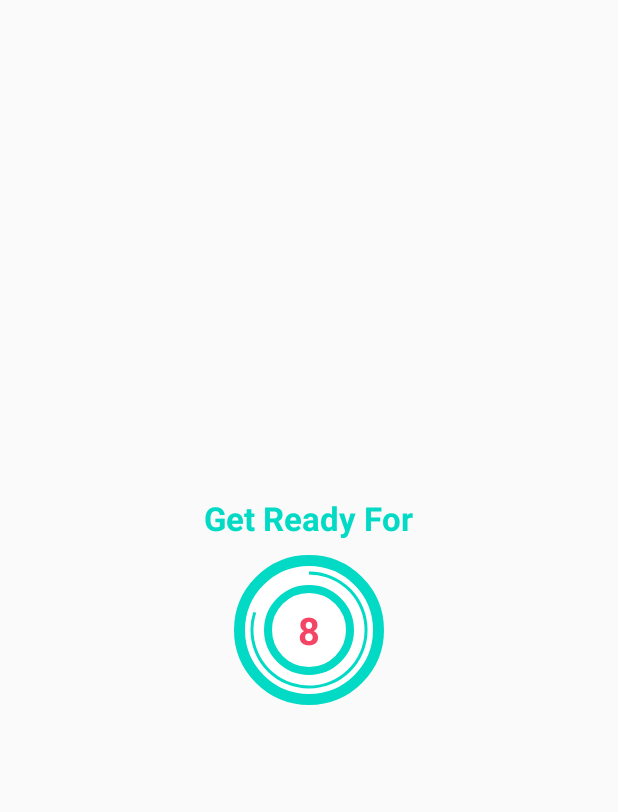
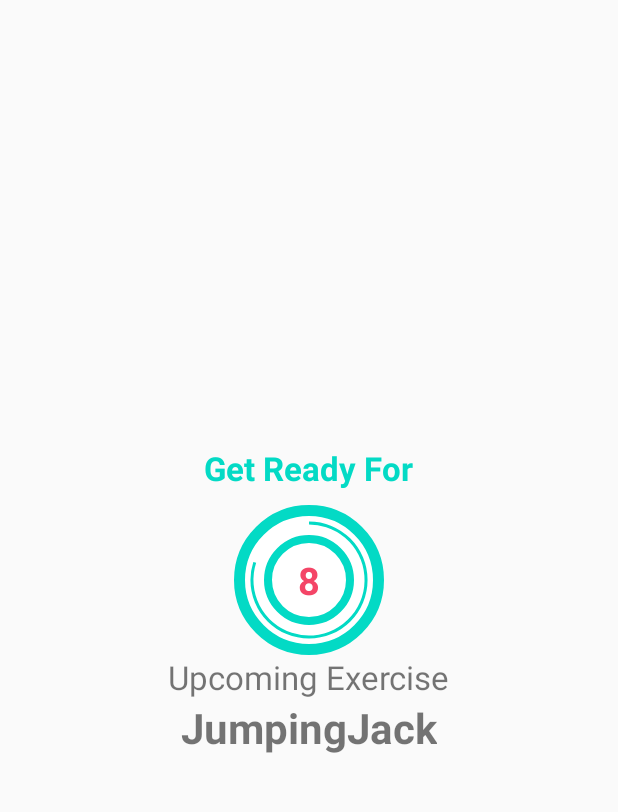
Before and after one commit to akshayyadav76/Workout_App, an Android app: the ExerciseActivity screen opened directly, with no data from a screen before it, on a phone screen of 412 x 824 dp, the part 84-896 px from its top. Run offline under Robolectric (Android 15) with nearby library versions, the phone set to English and light mode, and no system bars.

Commit message:
added recyclerView

```diff
--- a/app/build.gradle
+++ b/app/build.gradle
@@ -30,6 +30,7 @@ dependencies {
     implementation 'androidx.core:core-ktx:1.3.2'
     implementation 'androidx.appcompat:appcompat:1.2.0'
     implementation 'androidx.constraintlayout:constraintlayout:2.0.4'
+    implementation 'androidx.recyclerview:recyclerview:1.1.0'
     testImplementation 'junit:junit:4.12'
     androidTestImplementation 'androidx.test.ext:junit:1.1.2'
     androidTestImplementation 'androidx.test.espresso:espresso-core:3.3.0'
--- a/app/src/main/java/com/ak/workoutapp/ExerciseActivity.kt
+++ b/app/src/main/java/com/ak/workoutapp/ExerciseActivity.kt
@@ -1,17 +1,22 @@
 package com.ak.workoutapp
 
+import android.media.MediaPlayer
+import android.os.Build
 import androidx.appcompat.app.AppCompatActivity
 import android.os.Bundle
 import android.os.CountDownTimer
+import android.speech.tts.TextToSpeech
 import android.util.Log
 import android.view.View
 import android.widget.Toast
+import androidx.annotation.RequiresApi
 
 import kotlinx.android.synthetic.main.activity_exercise.*
+import java.lang.Exception
 import java.util.*
 import kotlin.collections.ArrayList
 
-class ExerciseActivity : AppCompatActivity() {
+class ExerciseActivity : AppCompatActivity() ,TextToSpeech.OnInitListener{
 
     private var restTimer : CountDownTimer? =null
     private  var restProgress =0
@@ -21,6 +26,9 @@ class ExerciseActivity : AppCompatActivity() {
 
     private var exerciseList :ArrayList<ExerciseModel>? =null
     private var currentExercisePosition  = -1
+
+    private var tts:TextToSpeech?=null
+   private var player:MediaPlayer?=null
 
     override fun onCreate(savedInstanceState: Bundle?) {
         super.onCreate(savedInstanceState)
@@ -35,14 +43,29 @@ class ExerciseActivity : AppCompatActivity() {
         toolbar_exercise_activity.setNavigationOnClickListener {
             onBackPressed()
         }
+        exerciseList = Constants.defaultExerciseList()
         setupRestView()
-        exerciseList = Constants.defaultExerciseList()
+
+        tts = TextToSpeech(this,this)
+
     }
 
     override fun onDestroy() {
         if(restTimer!=null){
             restTimer!!.cancel()
             restProgress =0
+        }
+        if(restTimer2!=null){
+            restTimer2!!.cancel()
+            restProgress2 =0
+        }
+
+        if(tts !=null){
+            tts!!.stop()
+            tts!!.shutdown()
+        }
+        if(player !=null){
+            player!!.stop()
         }
         super.onDestroy()
 
@@ -61,8 +84,9 @@ class ExerciseActivity : AppCompatActivity() {
             }
 
             override fun onFinish() {
+                currentExercisePosition++
                 setupRestView2()
-               currentExercisePosition++
+
             }
 
         }.start()
@@ -80,21 +104,44 @@ class ExerciseActivity : AppCompatActivity() {
             }
 
             override fun onFinish() {
-                Toast.makeText(this@ExerciseActivity," next exersice",Toast.LENGTH_SHORT).show()
+
+                if(currentExercisePosition <8){
+                    setupRestView()
+                }else{
+                    Toast.makeText(this@ExerciseActivity,"workout finish",Toast.LENGTH_SHORT).show()
+                }
             }
 
         }.start()
     }
 
     private fun setupRestView(){
+
+
+        try {
+
+
+            player = MediaPlayer.create(applicationContext, R.raw.fire)
+            player!!.isLooping = false
+            player!!.start()
+        }catch (e:Exception){
+            e.printStackTrace()
+        }
+
+        llRestView.visibility = View.VISIBLE
+        llRestView2.visibility = View.GONE
+
         if(restTimer !=null){
             restTimer!!.cancel()
             restProgress =0
         }
+        exerciseName.text = exerciseList!![currentExercisePosition+1].getName()
         setRestProgressBar()
     }
 
+
     private fun setupRestView2(){
+
 
         llRestView.visibility = View.GONE
         llRestView2.visibility = View.VISIBLE
@@ -103,6 +150,26 @@ class ExerciseActivity : AppCompatActivity() {
             restTimer2!!.cancel()
             restProgress2 =0
         }
+        if (android.os.Build.VERSION.SDK_INT >= android.os.Build.VERSION_CODES.LOLLIPOP) {
+            spack(exerciseList!![currentExercisePosition].getName())
+        }
         setRestProgressBar2()
+        exercise_image.setImageResource(exerciseList!![currentExercisePosition].getImage())
+        tvExerciseName.text = exerciseList!![currentExercisePosition].getName()
+    }
+
+    override fun onInit(p0: Int) {
+        if(p0 ==TextToSpeech.SUCCESS){
+                val result = tts!!.setLanguage(Locale.US)
+            if(result == TextToSpeech.LANG_MISSING_DATA || result== TextToSpeech.LANG_NOT_SUPPORTED){
+                Log.e("tts","error")
+            }
+            }else{
+            Log.e("tts","faild")
+        }
+    }
+    @RequiresApi(Build.VERSION_CODES.LOLLIPOP)
+    private fun spack(hear :String){
+        tts!!.speak(hear,TextToSpeech.QUEUE_FLUSH,null,"")
     }
 }
--- a/app/src/main/res/layout/activity_exercise.xml
+++ b/app/src/main/res/layout/activity_exercise.xml
@@ -73,8 +73,23 @@
 
                 </TextView>
             </LinearLayout>
+        </FrameLayout>
+        <TextView
+            android:layout_height="wrap_content"
+            android:layout_width="wrap_content"
+            android:text="Upcoming Exercise"
+            android:textSize="22sp"
 
-        </FrameLayout>
+            />
+        <TextView
+            android:id="@+id/exerciseName"
+            android:layout_height="wrap_content"
+            android:layout_width="wrap_content"
+            android:text="Upcoming Exercise"
+            android:textSize="28sp"
+            android:textStyle="bold"
+
+            />
 
     </LinearLayout>
 
@@ -89,7 +104,17 @@
         android:orientation="vertical"
         android:visibility="gone">
 
+        <ImageView
+            android:id="@+id/exercise_image"
+            android:layout_width="match_parent"
+            android:layout_height="0dp"
+            android:layout_weight="1"
+            android:scaleType="fitXY"
+            android:contentDescription="Image"
+            />
+
         <TextView
+            android:id="@+id/tvExerciseName"
             android:layout_width="wrap_content"
             android:layout_height="wrap_content"
             android:text="Exersise Time"
@@ -139,5 +164,12 @@
         </FrameLayout>
 
     </LinearLayout>
-
+  <androidx.recyclerview.widget.RecyclerView
+      android:id="@+id/rvExerciseStatus"
+      android:layout_width="wrap_content"
+      android:layout_height="wrap_content"
+      android:layout_alignParentBottom="true"
+      android:layout_centerHorizontal="true"
+      android:layout_margin="5dp"
+      />
 </RelativeLayout>
--- a/app/src/main/res/layout/activity_main.xml
+++ b/app/src/main/res/layout/activity_main.xml
@@ -36,6 +36,7 @@
                 />
 
         </LinearLayout>
+
         </LinearLayout>
 
 </androidx.constraintlayout.widget.ConstraintLayout>
--- a/app/src/main/res/values/colors.xml
+++ b/app/src/main/res/values/colors.xml
@@ -6,4 +6,6 @@
 
     <color name="colorHighLighted">#c4c4c4</color>
     <color name="colorWhite">#ffffff</color>
+
+    <color name="item_color">#938A8A</color>
 </resources>
```
Also changed, not shown: app/src/main/res/drawable/item_circular_gray_bg.xml (added, +7 -0 lines), app/src/main/res/layout/item_exersice_status.xml (added, +15 -0 lines), app/src/main/res/drawable/back_extention.png (renamed from app/src/main/res/drawable/10.png), app/src/main/res/drawable/bisap_curl.png (renamed from app/src/main/res/drawable/7.png), app/src/main/res/drawable/g_push_up.png (renamed from app/src/main/res/drawable/8.png), app/src/main/res/drawable/hammr_curl.png (renamed from app/src/main/res/drawable/6.png), app/src/main/res/drawable/sholder_pres.png (renamed from app/src/main/res/drawable/13.png), app/src/main/res/drawable/yoga.png (renamed from app/src/main/res/drawable/5.png), 1 other file.
